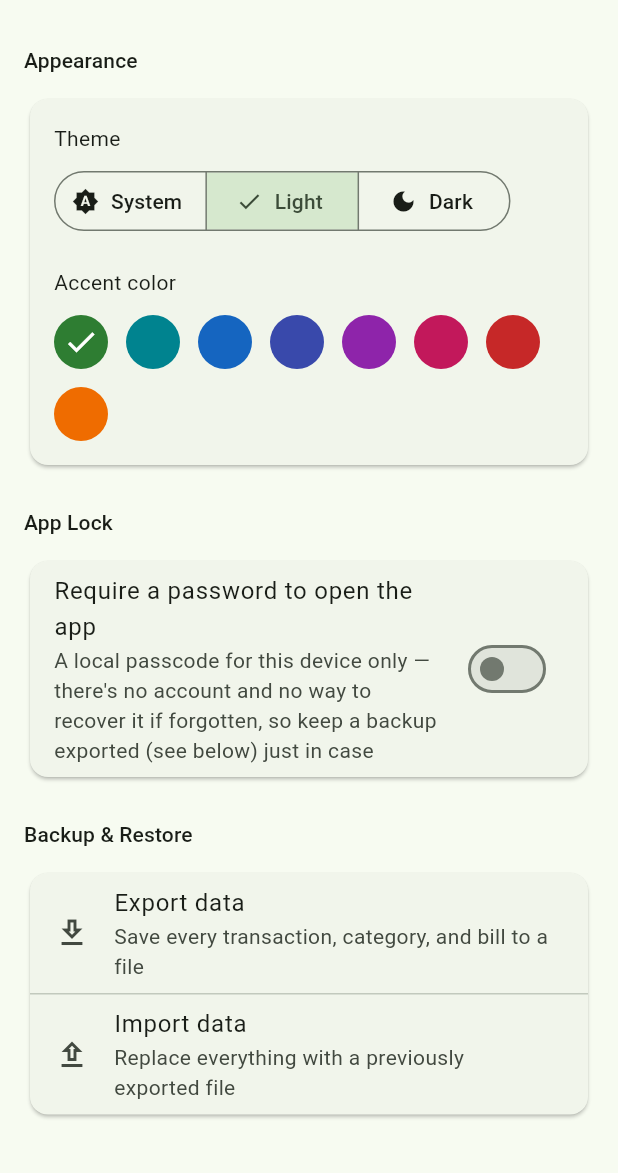
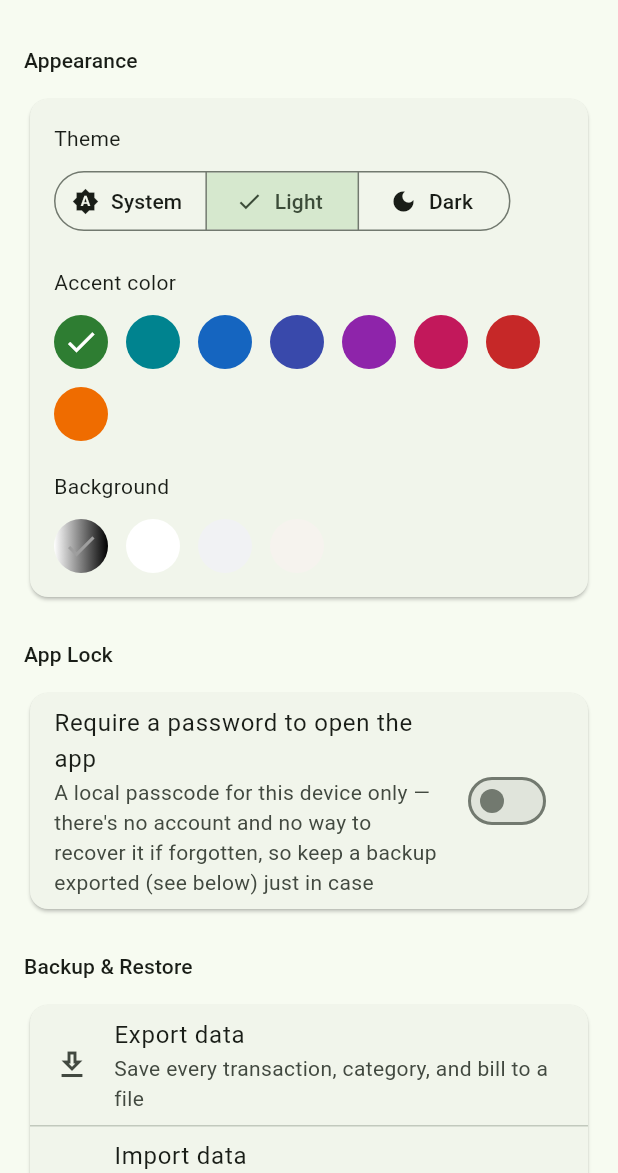
Before and after one commit to jaredkees04-png/Budgeting-app, a Flutter app: the SettingsScreen screen opened directly, after a tap on "Light", on a phone screen of 412 x 824 dp, the part 63-1236 px from its top. Run offline on Flutter 3.47's test engine with Material 3 defaults, Android fonts, the phone set to English and light mode, and no system bars; our stand-ins replace csv, drift, fl_chart, flutter_riverpod, table_calendar, web; missing offline and left inert: dart:js_interop; accounts and stored records are empty; generated files the repository leaves out were written again.

Commit message:
Add customizable background colors and fix PWA splash mismatch
Adds a Background swatch picker in Settings (Default/Pure/Cool Gray/Warm
Gray), independent of accent color, backed by a new schema column and a
theme_builder that overrides only the surface tones from Material's
seeded ColorScheme, deriving elevation shades via HSL lightness shifts.

Also updates the PWA manifest's background_color/theme_color from a
static light off-white to dark, since the launch splash was showing
light for a fraction of a second before Flutter loaded and switched to
the user's actual (dark) theme, producing a jarring white flash.

Co-Authored-By: Claude Sonnet 5 <noreply@anthropic.com>
Claude-Session: https://claude.ai/code/session_011pFURCkY6Y7S3ZVno5ruSu

```diff
--- a/lib/app/app.dart
+++ b/lib/app/app.dart
@@ -1,6 +1,7 @@
 import 'package:flutter/material.dart';
 import 'package:flutter_riverpod/flutter_riverpod.dart';
 
+import '../core/utils/theme_builder.dart';
 import '../features/lock/app_lock_screen.dart';
 import 'home_shell.dart';
 import 'providers.dart';
@@ -12,18 +13,20 @@ class BudgetingApp extends ConsumerWidget {
   Widget build(BuildContext context, WidgetRef ref) {
     final accentColor = ref.watch(accentColorProvider);
     final themeMode = ref.watch(themeModeProvider);
+    final background = ref.watch(backgroundOptionProvider);
 
     return MaterialApp(
       title: 'Budget Tracker',
       themeMode: themeMode,
-      theme: ThemeData(
-        colorSchemeSeed: accentColor,
-        useMaterial3: true,
+      theme: buildAppTheme(
+        accentColor: accentColor,
+        brightness: Brightness.light,
+        background: background,
       ),
-      darkTheme: ThemeData(
-        colorSchemeSeed: accentColor,
+      darkTheme: buildAppTheme(
+        accentColor: accentColor,
         brightness: Brightness.dark,
-        useMaterial3: true,
+        background: background,
       ),
       home: const _AppGate(),
     );
--- a/lib/app/providers.dart
+++ b/lib/app/providers.dart
@@ -1,6 +1,7 @@
 import 'package:flutter/material.dart' show Color, ThemeMode;
 import 'package:flutter_riverpod/flutter_riverpod.dart';
 
+import '../core/constants/background_colors.dart';
 import '../core/constants/theme_colors.dart';
 import '../core/utils/date_period.dart';
 import '../data/database/app_database.dart';
@@ -90,6 +91,14 @@ final accentColorProvider = Provider<Color>((ref) {
   return value == null ? kThemeColorOptions.first.color : Color(value);
 });
 
+final backgroundOptionProvider = Provider<BackgroundOption>((ref) {
+  final index = ref.watch(appSettingsProvider).value?.backgroundOptionIndex;
+  if (index == null || index < 0 || index >= kBackgroundOptions.length) {
+    return kBackgroundOptions.first;
+  }
+  return kBackgroundOptions[index];
+});
+
 final isLockEnabledProvider = Provider<bool>((ref) {
   return ref.watch(appSettingsProvider).value?.isLockEnabled ?? false;
 });
--- /dev/null
+++ b/lib/core/constants/background_colors.dart
@@ -0,0 +1,33 @@
+import 'package:flutter/material.dart';
+
+/// A background choice pairs a light-mode and dark-mode shade together,
+/// unlike accent color (a single seed Material derives both from) —
+/// there's no sensible way to derive "the dark version of white."
+///
+/// [light] and [dark] are both null for "Default": Material's own
+/// accent-tinted surface colors, left completely alone. Every other
+/// option overrides them.
+class BackgroundOption {
+  final String name;
+  final Color? light;
+  final Color? dark;
+
+  const BackgroundOption({required this.name, this.light, this.dark});
+
+  bool get isDefault => light == null && dark == null;
+}
+
+const List<BackgroundOption> kBackgroundOptions = [
+  BackgroundOption(name: 'Default'),
+  BackgroundOption(name: 'Pure', light: Color(0xFFFFFFFF), dark: Color(0xFF000000)),
+  BackgroundOption(
+    name: 'Cool Gray',
+    light: Color(0xFFF1F2F4),
+    dark: Color(0xFF17181A),
+  ),
+  BackgroundOption(
+    name: 'Warm Gray',
+    light: Color(0xFFF6F3EE),
+    dark: Color(0xFF1E1B17),
+  ),
+];
--- /dev/null
+++ b/lib/core/utils/theme_builder.dart
@@ -0,0 +1,66 @@
+import 'package:flutter/material.dart';
+
+import '../constants/background_colors.dart';
+
+/// Builds the app's [ThemeData] for one brightness: [accentColor] always
+/// drives primary/secondary/tertiary via Material's seed algorithm, and
+/// [background] optionally overrides just the surface tones — the two
+/// are independent, since there's no way to derive "a custom background"
+/// from an accent seed the way light/dark variants of an accent are
+/// derived.
+ThemeData buildAppTheme({
+  required Color accentColor,
+  required Brightness brightness,
+  required BackgroundOption background,
+}) {
+  var colorScheme = ColorScheme.fromSeed(
+    seedColor: accentColor,
+    brightness: brightness,
+  );
+
+  final customSurface = brightness == Brightness.dark
+      ? background.dark
+      : background.light;
+  if (customSurface != null) {
+    colorScheme = _withCustomSurface(colorScheme, customSurface, brightness);
+  }
+
+  return ThemeData(
+    colorScheme: colorScheme,
+    useMaterial3: true,
+    scaffoldBackgroundColor: colorScheme.surface,
+  );
+}
+
+/// Derives a small set of consistent surface tones from a single chosen
+/// color, rather than hand-picking six shades per preset: in dark mode
+/// each higher "elevation" level gets a little lighter (Material's own
+/// convention — elevated surfaces catch more light); in light mode they
+/// get a little darker, since [surface] here can be a flat white/black
+/// with no built-in tonal palette to draw the rest from.
+ColorScheme _withCustomSurface(
+  ColorScheme base,
+  Color surface,
+  Brightness brightness,
+) {
+  final isDark = brightness == Brightness.dark;
+  final hsl = HSLColor.fromColor(surface);
+
+  Color shade(double delta) {
+    final lightness = (hsl.lightness + delta).clamp(0.0, 1.0);
+    return hsl.withLightness(lightness).toColor();
+  }
+
+  final step = isDark ? 0.035 : -0.025;
+
+  return base.copyWith(
+    surface: surface,
+    surfaceContainerLowest: shade(isDark ? -0.02 : 0.015),
+    surfaceContainerLow: shade(step),
+    surfaceContainer: shade(step * 2),
+    surfaceContainerHigh: shade(step * 3),
+    surfaceContainerHighest: shade(step * 4),
+    onSurface: isDark ? Colors.white : Colors.black87,
+    onSurfaceVariant: isDark ? Colors.white70 : Colors.black54,
+  );
+}
--- a/lib/data/database/tables/app_settings_table.dart
+++ b/lib/data/database/tables/app_settings_table.dart
@@ -28,6 +28,12 @@ class AppSettingsTable extends Table {
   TextColumn get lockPinHash => text().nullable()();
   TextColumn get lockPinSalt => text().nullable()();
 
+  /// Index into `kBackgroundOptions`. 0 is "Default" — Material's own
+  /// accent-tinted surface colors, unchanged from before this setting
+  /// existed — so a fresh install and anyone who never opens Settings
+  /// looks exactly as before.
+  IntColumn get backgroundOptionIndex => integer().withDefault(const Constant(0))();
+
   @override
   Set<Column> get primaryKey => {id};
 }
--- a/lib/features/settings/settings_screen.dart
+++ b/lib/features/settings/settings_screen.dart
@@ -3,6 +3,7 @@ import 'package:flutter_riverpod/flutter_riverpod.dart';
 import 'package:intl/intl.dart';
 
 import '../../app/providers.dart';
+import '../../core/constants/background_colors.dart';
 import '../../core/constants/theme_colors.dart';
 import '../../core/utils/backup_io/backup_io.dart';
 import '../lock/password_dialogs.dart';
@@ -125,8 +126,10 @@ class SettingsScreen extends ConsumerWidget {
   Widget build(BuildContext context, WidgetRef ref) {
     final themeMode = ref.watch(themeModeProvider);
     final accentColor = ref.watch(accentColorProvider);
+    final backgroundOption = ref.watch(backgroundOptionProvider);
     final isLockEnabled = ref.watch(isLockEnabledProvider);
     final settingsRepo = ref.read(settingsRepositoryProvider);
+    final isDark = Theme.of(context).brightness == Brightness.dark;
 
     return Scaffold(
       appBar: AppBar(title: const Text('Settings')),
@@ -187,6 +190,59 @@ class SettingsScreen extends ConsumerWidget {
                                 ? const Icon(Icons.check, color: Colors.white)
                                 : null,
                           ),
+                        ),
+                      );
+                    }).toList(),
+                  ),
+                  const SizedBox(height: 20),
+                  const Text('Background'),
+                  const SizedBox(height: 12),
+                  Wrap(
+                    spacing: 12,
+                    runSpacing: 12,
+                    children: kBackgroundOptions.asMap().entries.map((entry) {
+                      final index = entry.key;
+                      final option = entry.value;
+                      final selected = option.name == backgroundOption.name;
+                      final swatchColor = isDark ? option.dark : option.light;
+                      return GestureDetector(
+                        onTap: () => settingsRepo.updateBackgroundOption(index),
+                        child: Tooltip(
+                          message: option.name,
+                          child: option.isDefault
+                              ? ClipOval(
+                                  child: Container(
+                                    width: 36,
+                                    height: 36,
+                                    decoration: const BoxDecoration(
+                                      gradient: LinearGradient(
+                                        colors: [Colors.white, Colors.black],
+                                      ),
+                                    ),
+                                    child: selected
+                                        ? const Icon(
+                                            Icons.check,
+                                            color: Colors.grey,
+                                          )
+                                        : null,
+                                  ),
+                                )
+                              : CircleAvatar(
+                                  backgroundColor: swatchColor,
+                                  radius: 18,
+                                  child: selected
+                                      ? Icon(
+                                          Icons.check,
+                                          color:
+                                              ThemeData.estimateBrightnessForColor(
+                                                    swatchColor!,
+                                                  ) ==
+                                                  Brightness.dark
+                                              ? Colors.white
+                                              : Colors.black,
+                                        )
+                                      : null,
+                                ),
                         ),
                       );
                     }).toList(),
```
Also changed, not shown: lib/data/database/app_database.dart (+12 -1 lines), lib/data/repositories/settings_repository.dart (+7 -0 lines), lib/data/database/app_database.g.dart, 4 other files.
